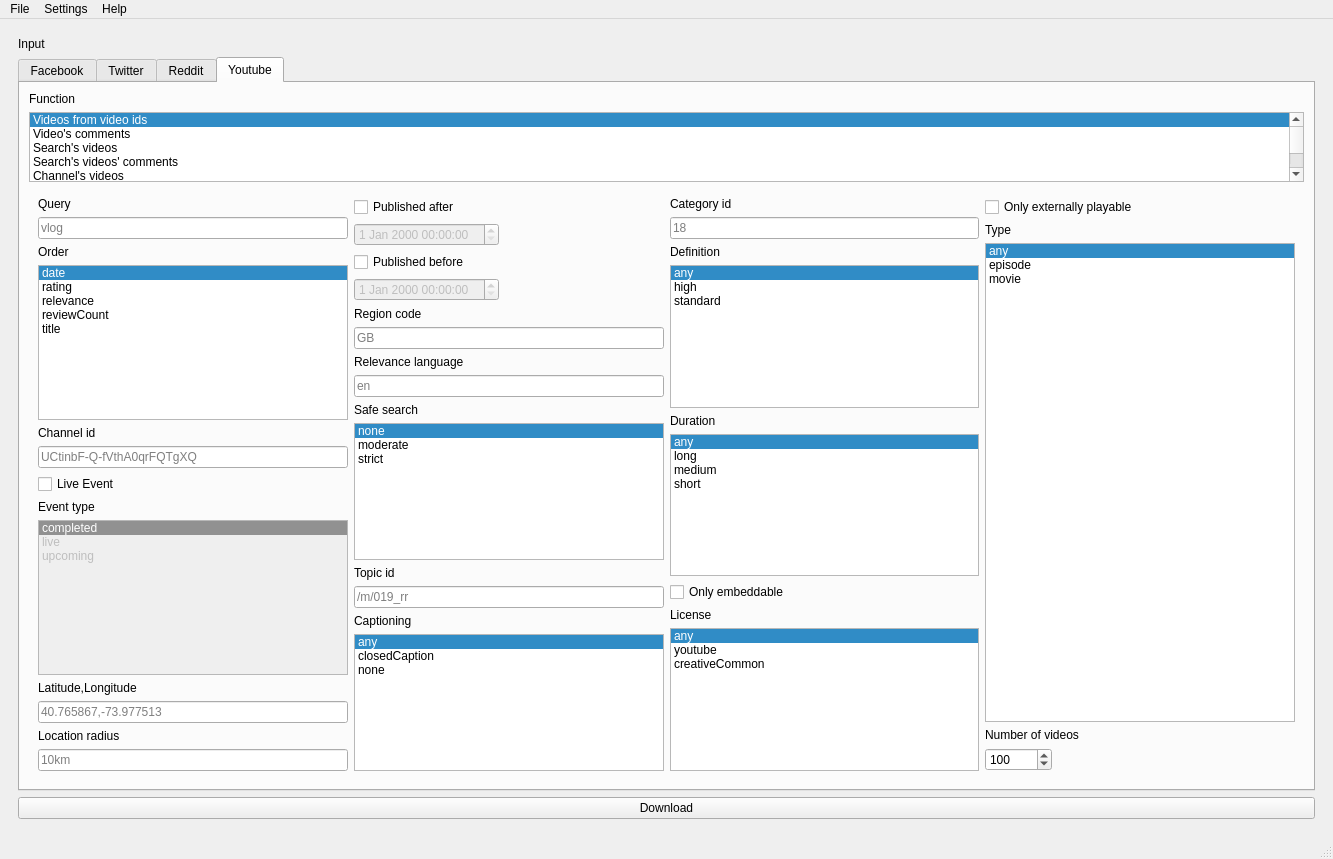
ScriptSmith/reaper, file ui/mainwindow.ui: the form before one commit.
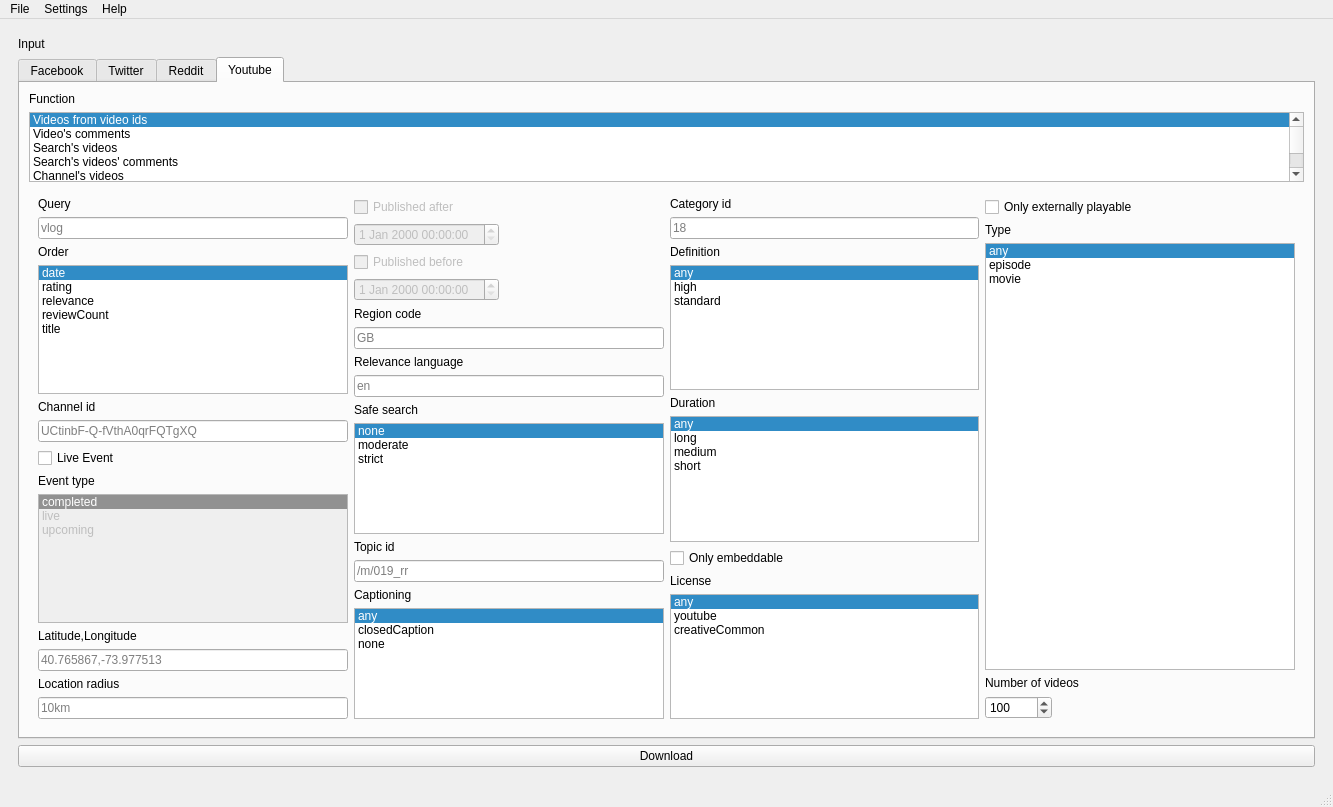
The form after the commit. The open tabs and pages were chosen to show the change.

Commit message: fixed display formatting

```diff
--- a/ui/mainwindow.ui
+++ b/ui/mainwindow.ui
@@ -7,7 +7,7 @@
     <x>0</x>
     <y>0</y>
     <width>1333</width>
-    <height>859</height>
+    <height>807</height>
    </rect>
   </property>
   <property name="sizePolicy">
@@ -2302,6 +2302,9 @@
                  <layout class="QFormLayout" name="formLayout_24">
                   <item row="0" column="0">
                    <widget class="QCheckBox" name="y3_pubAfterCheck">
+                    <property name="enabled">
+                     <bool>false</bool>
+                    </property>
                     <property name="text">
                      <string>Published after</string>
                     </property>
@@ -2316,6 +2319,9 @@
                   </item>
                   <item row="2" column="0">
                    <widget class="QCheckBox" name="y3_pubBeforeCheck">
+                    <property name="enabled">
+                     <bool>false</bool>
+                    </property>
                     <property name="text">
                      <string>Published before</string>
                     </property>
```
Left out of the diff: 18 changed lines with no effect on the pictures. The commit also changes 2 other files.
